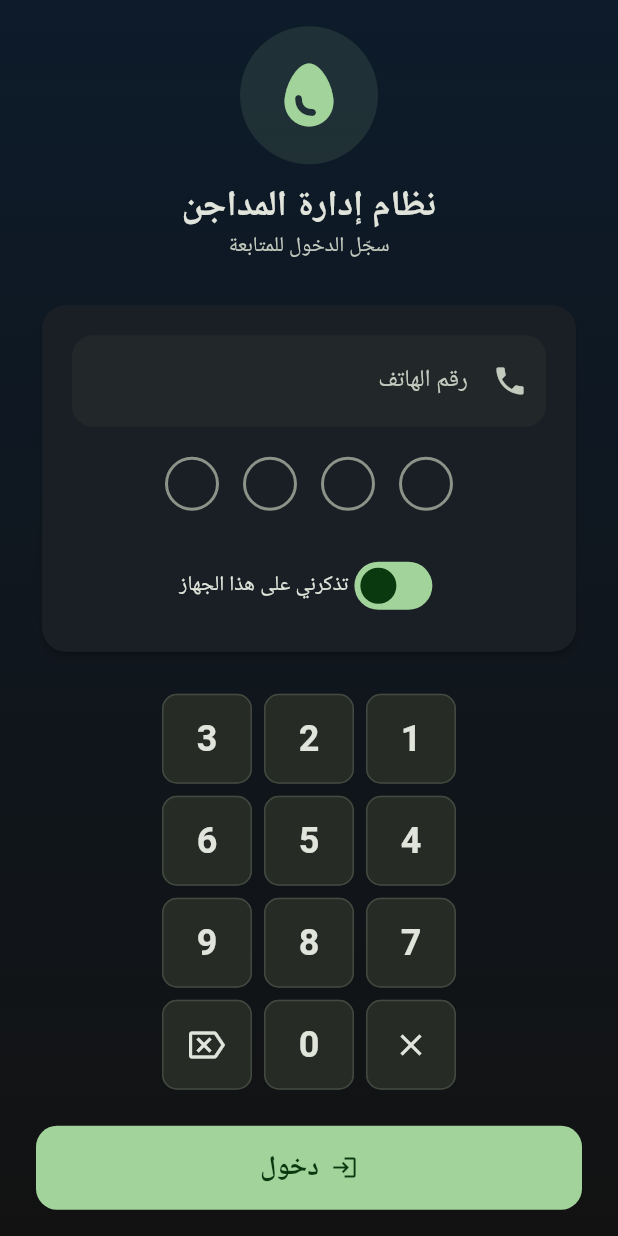
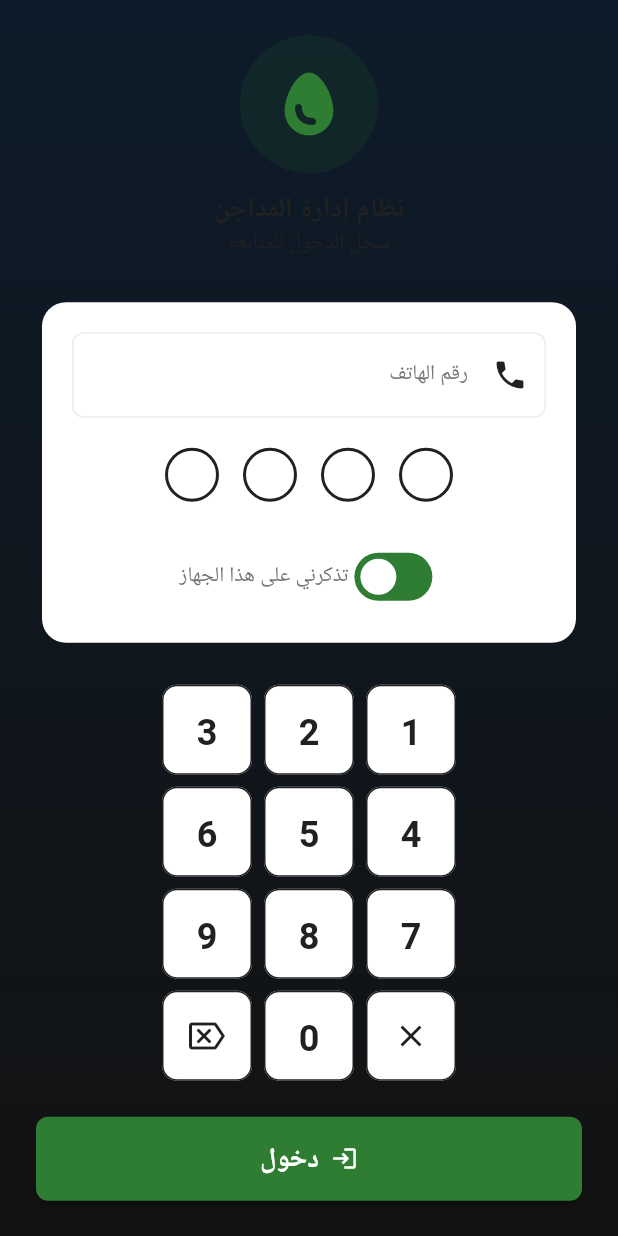
Before and after one commit to wizardloven-source/madjana, a Flutter app: the screen it shows after launch, on a phone screen of 412 x 824 dp. Run offline on Flutter 3.47's test engine with Material 3 defaults, Android fonts, the phone set to English and light mode, and no system bars; our stand-ins replace audioplayers, connectivity_plus, csv, fl_chart, flutter_dotenv, flutter_riverpod and 7 more; missing offline and left inert: record; accounts and stored records are empty; Roboto replaces fonts that are missing (Cairo, Tajawal).

Commit message:
Update Arabic localization and theme configuration with font assets
- Create unified app theme in lib/config/app_theme.dart with standardized colors, Arabic fonts (Cairo/Tajawal), and consistent styling
- Update pubspec.yaml to add google_fonts and fl_chart dependencies with Arabic font assets configuration
- Modify main.dart to apply unified theme and set Arabic as default locale
- Update app.dart to use new theme system and add emergency/sync-center screen routes
- Create UI fix summary documentation with font installation instructions
- Update .gitignore with standard Flutter project exclusions

```diff
--- a/apps/mobile/lib/app.dart
+++ b/apps/mobile/lib/app.dart
@@ -1,7 +1,7 @@
 import 'package:flutter/material.dart';
 import 'package:flutter_localizations/flutter_localizations.dart';
 import 'package:flutter_riverpod/flutter_riverpod.dart';
-import 'core/theme.dart';
+import 'config/app_theme.dart';
 import 'features/auth/presentation/login_screen.dart';
 import 'features/auth/providers/auth_provider.dart';
 import 'features/customers/presentation/customers_screen.dart';
@@ -19,6 +19,8 @@ import 'features/payments/presentation/payments_screen.dart';
 import 'features/reports/presentation/reports_screen.dart';
 import 'features/settings/presentation/settings_screen.dart';
 import 'features/settings/providers/theme_provider.dart';
+import 'features/emergency/emergency_screen.dart';
+import 'features/sync_center/sync_center_screen.dart';
 
 /// التطبيق الرئيسي
 class PoultryApp extends ConsumerWidget {
@@ -31,11 +33,15 @@ class PoultryApp extends ConsumerWidget {
     return MaterialApp(
       title: 'نظام إدارة المداجن',
       debugShowCheckedModeBanner: false,
-      theme: AppTheme.lightTheme(),
-      darkTheme: AppTheme.darkTheme(),
+      theme: AppTheme.lightTheme,
+      darkTheme: AppTheme.lightTheme.copyWith(
+        brightness: Brightness.dark,
+        scaffoldBackgroundColor: const Color(0xFF121212),
+        cardColor: const Color(0xFF1E1E1E),
+      ),
       themeMode: isDarkMode ? ThemeMode.dark : ThemeMode.light,
-      locale: const Locale('ar'),
-      supportedLocales: const [Locale('ar')],
+      locale: const Locale('ar', 'SA'),
+      supportedLocales: const [Locale('ar', 'SA')],
       localizationsDelegates: const [
         GlobalMaterialLocalizations.delegate,
         GlobalWidgetsLocalizations.delegate,
@@ -59,6 +65,8 @@ class PoultryApp extends ConsumerWidget {
         '/reports': (_) => const ReportsScreen(),
         '/flock-management': (_) => const FlockManagementScreen(),
         '/customers': (_) => const CustomersScreen(),
+        '/emergency': (_) => const EmergencyScreen(),
+        '/sync-center': (_) => const SyncCenterScreen(),
       },
     );
   }
@@ -86,20 +94,18 @@ class _RootGate extends ConsumerWidget {
                 padding: const EdgeInsets.all(20),
                 decoration: BoxDecoration(
                   shape: BoxShape.circle,
-                  color: theme.colorScheme.primary.withValues(alpha: 0.12),
+                  color: AppTheme.primaryColor.withOpacity(0.12),
                 ),
-                child: Icon(
-                  Icons.egg,
+                child: const Icon(
+                  Icons.egg_alt,
                   size: 56,
-                  color: theme.colorScheme.primary,
+                  color: AppTheme.primaryColor,
                 ),
               ),
               const SizedBox(height: 24),
               Text(
                 'نظام إدارة المداجن',
-                style: theme.textTheme.titleLarge?.copyWith(
-                  fontWeight: FontWeight.bold,
-                ),
+                style: AppTheme.headingMedium,
               ),
               const SizedBox(height: 32),
               const SizedBox(
--- /dev/null
+++ b/apps/mobile/lib/config/app_theme.dart
@@ -0,0 +1,213 @@
+import 'package:flutter/material.dart';
+import 'package:google_fonts/google_fonts.dart';
+
+/// ثيم التطبيق الموحد - الألوان والخطوط والأحجام
+class AppTheme {
+  // الألوان الرئيسية
+  static const Color primaryColor = Color(0xFF2E7D32); // أخضر غامق
+  static const Color secondaryColor = Color(0xFF81C784); // أخضر فاتح
+  static const Color accentColor = Color(0xFFFFA726); // برتقالي
+  static const Color errorColor = Color(0xFFD32F2F); // أحمر
+  static const Color warningColor = Color(0xFFFF9800); // أصفر برتقالي
+  static const Color successColor = Color(0xFF388E3C); // أخضر نجاح
+  static const Color infoColor = Color(0xFF1976D2); // أزرق معلومات
+
+  // ألوان الخلفيات
+  static const Color backgroundColor = Color(0xFFF5F5F5);
+  static const Color cardColor = Colors.white;
+  static const Color scaffoldBackgroundColor = Color(0xFFFAFAFA);
+
+  // ألوان النصوص
+  static const Color textPrimaryColor = Color(0xFF212121);
+  static const Color textSecondaryColor = Color(0xFF757575);
+  static const Color textHintColor = Color(0xFFBDBDBD);
+  static const Color textOnPrimaryColor = Colors.white;
+
+  // الخطوط
+  static TextStyle get headingLarge => GoogleFonts.cairo(
+    fontSize: 24,
+    fontWeight: FontWeight.bold,
+    color: textPrimaryColor,
+    height: 1.3,
+  );
+
+  static TextStyle get headingMedium => GoogleFonts.cairo(
+    fontSize: 20,
+    fontWeight: FontWeight.w600,
+    color: textPrimaryColor,
+    height: 1.3,
+  );
+
+  static TextStyle get headingSmall => GoogleFonts.cairo(
+    fontSize: 18,
+    fontWeight: FontWeight.w600,
+    color: textPrimaryColor,
+    height: 1.3,
+  );
+
+  static TextStyle get bodyLarge => GoogleFonts.tajawal(
+    fontSize: 16,
+    fontWeight: FontWeight.normal,
+    color: textPrimaryColor,
+    height: 1.5,
+  );
+
+  static TextStyle get bodyMedium => GoogleFonts.tajawal(
+    fontSize: 14,
+    fontWeight: FontWeight.normal,
+    color: textSecondaryColor,
+    height: 1.5,
+  );
+
+  static TextStyle get bodySmall => GoogleFonts.tajawal(
+    fontSize: 12,
+    fontWeight: FontWeight.normal,
+    color: textSecondaryColor,
+    height: 1.4,
+  );
+
+  static TextStyle get buttonStyle => GoogleFonts.tajawal(
+    fontSize: 16,
+    fontWeight: FontWeight.w600,
+    color: textOnPrimaryColor,
+    height: 1.4,
+  );
+
+  static TextStyle get captionStyle => GoogleFonts.tajawal(
+    fontSize: 12,
+    fontWeight: FontWeight.normal,
+    color: textHintColor,
+    height: 1.3,
+  );
+
+  // إنشاء ThemeData للتطبيق
+  static ThemeData get lightTheme {
+    return ThemeData(
+      useMaterial3: true,
+      brightness: Brightness.light,
+      primaryColor: primaryColor,
+      scaffoldBackgroundColor: scaffoldBackgroundColor,
+      cardColor: cardColor,
+      colorScheme: ColorScheme.light(
+        primary: primaryColor,
+        secondary: secondaryColor,
+        tertiary: accentColor,
+        error: errorColor,
+        surface: cardColor,
+        background: scaffoldBackgroundColor,
+        onPrimary: textOnPrimaryColor,
+        onSecondary: textPrimaryColor,
+        onError: textOnPrimaryColor,
+        onSurface: textPrimaryColor,
+        onBackground: textPrimaryColor,
+      ),
+      textTheme: TextTheme(
+        displayLarge: headingLarge,
+        displayMedium: headingMedium,
+        displaySmall: headingSmall,
+        headlineLarge: headingLarge,
+        headlineMedium: headingMedium,
+        headlineSmall: headingSmall,
+        titleLarge: headingMedium,
+        titleMedium: headingSmall,
+        titleSmall: bodyLarge,
+        bodyLarge: bodyLarge,
+        bodyMedium: bodyMedium,
+        bodySmall: bodySmall,
+        labelLarge: buttonStyle,
+        labelSmall: captionStyle,
+      ),
+      appBarTheme: AppBarTheme(
+        backgroundColor: primaryColor,
+        foregroundColor: textOnPrimaryColor,
+        elevation: 0,
+        centerTitle: true,
+        titleTextStyle: GoogleFonts.cairo(
+          fontSize: 20,
+          fontWeight: FontWeight.bold,
+          color: textOnPrimaryColor,
+        ),
+      ),
+      cardTheme: CardTheme(
+        color: cardColor,
+        elevation: 2,
+        shadowColor: Colors.black12,
+        shape: RoundedRectangleBorder(
+          borderRadius: BorderRadius.circular(12),
+        ),
+      ),
+      elevatedButtonTheme: ElevatedButtonThemeData(
+        style: ElevatedButton.styleFrom(
+          backgroundColor: primaryColor,
+          foregroundColor: textOnPrimaryColor,
+          elevation: 2,
+          padding: const EdgeInsets.symmetric(horizontal: 24, vertical: 12),
+          shape: RoundedRectangleBorder(
+            borderRadius: BorderRadius.circular(8),
+          ),
+          textStyle: buttonStyle,
+        ),
+      ),
+      inputDecorationTheme: InputDecorationTheme(
+        filled: true,
+        fillColor: cardColor,
+        contentPadding: const EdgeInsets.symmetric(horizontal: 16, vertical: 12),
+        border: OutlineInputBorder(
+          borderRadius: BorderRadius.circular(8),
+          borderSide: BorderSide(color: textHintColor.withOpacity(0.3)),
+        ),
+        enabledBorder: OutlineInputBorder(
+          borderRadius: BorderRadius.circular(8),
+          borderSide: BorderSide(color: textHintColor.withOpacity(0.3)),
+        ),
+        focusedBorder: OutlineInputBorder(
+          borderRadius: BorderRadius.circular(8),
+          borderSide: BorderSide(color: primaryColor, width: 2),
+        ),
+        errorBorder: OutlineInputBorder(
+          borderRadius: BorderRadius.circular(8),
+          borderSide: BorderSide(color: errorColor),
+        ),
+        labelStyle: bodyMedium,
+        hintStyle: captionStyle,
+      ),
+      floatingActionButtonTheme: FloatingActionButtonThemeData(
+        backgroundColor: accentColor,
+        foregroundColor: textOnPrimaryColor,
+        elevation: 4,
+        shape: RoundedRectangleBorder(
+          borderRadius: BorderRadius.circular(16),
+        ),
+      ),
+      dividerTheme: DividerThemeData(
+        color: textHintColor.withOpacity(0.2),
+        thickness: 1,
+        space: 1,
+      ),
+      snackBarTheme: SnackBarThemeData(
+        backgroundColor: textPrimaryColor,
+        contentTextStyle: bodyMedium.copyWith(color: textOnPrimaryColor),
+        shape: RoundedRectangleBorder(
+          borderRadius: BorderRadius.circular(8),
+        ),
+        behavior: SnackBarBehavior.floating,
+      ),
+    );
+  }
+
+  // مسافات قياسية
+  static const double spacingXxs = 4.0;
+  static const double spacingXs = 8.0;
+  static const double spacingSm = 12.0;
+  static const double spacingMd = 16.0;
+  static const double spacingLg = 24.0;
+  static const double spacingXl = 32.0;
+  static const double spacingXxl = 48.0;
+
+  // زوايا دائرية قياسية
+  static const double radiusSm = 4.0;
+  static const double radiusMd = 8.0;
+  static const double radiusLg = 12.0;
+  static const double radiusXl = 16.0;
+  static const double radiusFull = 9999.0;
+}
--- a/apps/mobile/lib/main.dart
+++ b/apps/mobile/lib/main.dart
@@ -5,6 +5,7 @@ import 'package:flutter_riverpod/flutter_riverpod.dart';
 import 'package:data/data.dart';
 import 'app.dart';
 import 'core/supabase_client.dart';
+import 'config/app_theme.dart';
 
 /// نقطة دخول تطبيق الموبايل
 Future<void> main() async {
@@ -32,5 +33,13 @@ Future<void> main() async {
     } catch (_) {}
   }
 
-  runApp(const ProviderScope(child: PoultryApp()));
+  runApp(
+    MaterialApp(
+      title: 'إدارة المداجن',
+      theme: AppTheme.lightTheme,
+      locale: const Locale('ar', 'SA'),
+      debugShowCheckedModeBanner: false,
+      home: const ProviderScope(child: PoultryApp()),
+    ),
+  );
 }
```
Also changed, not shown: apps/mobile/pubspec.yaml (+18 -0 lines), 2 other files.
